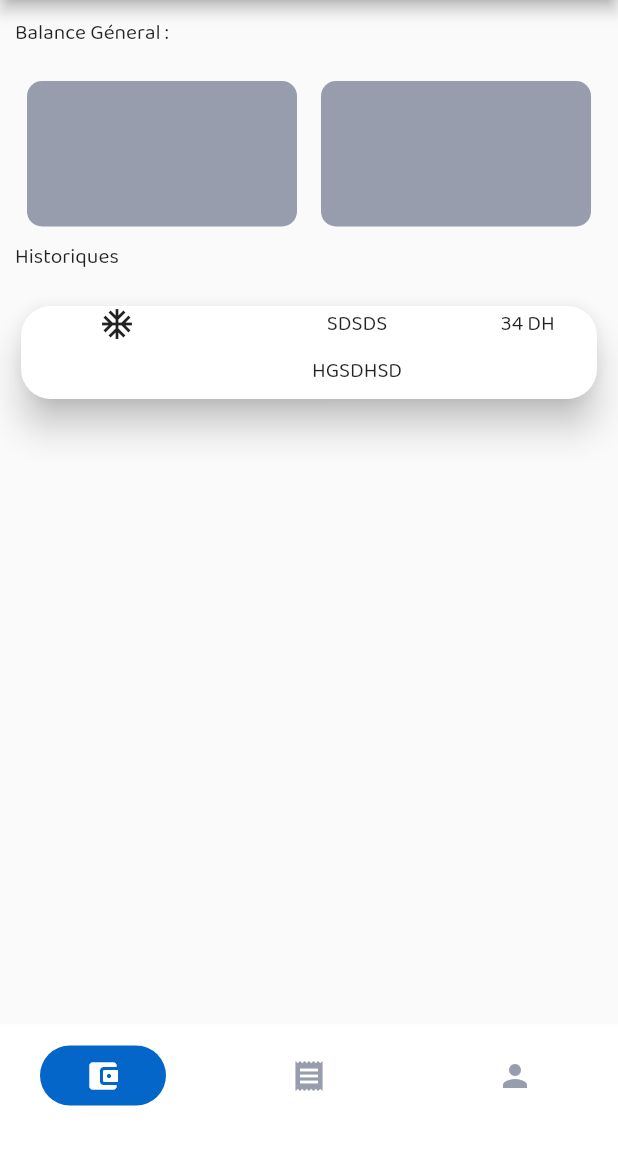
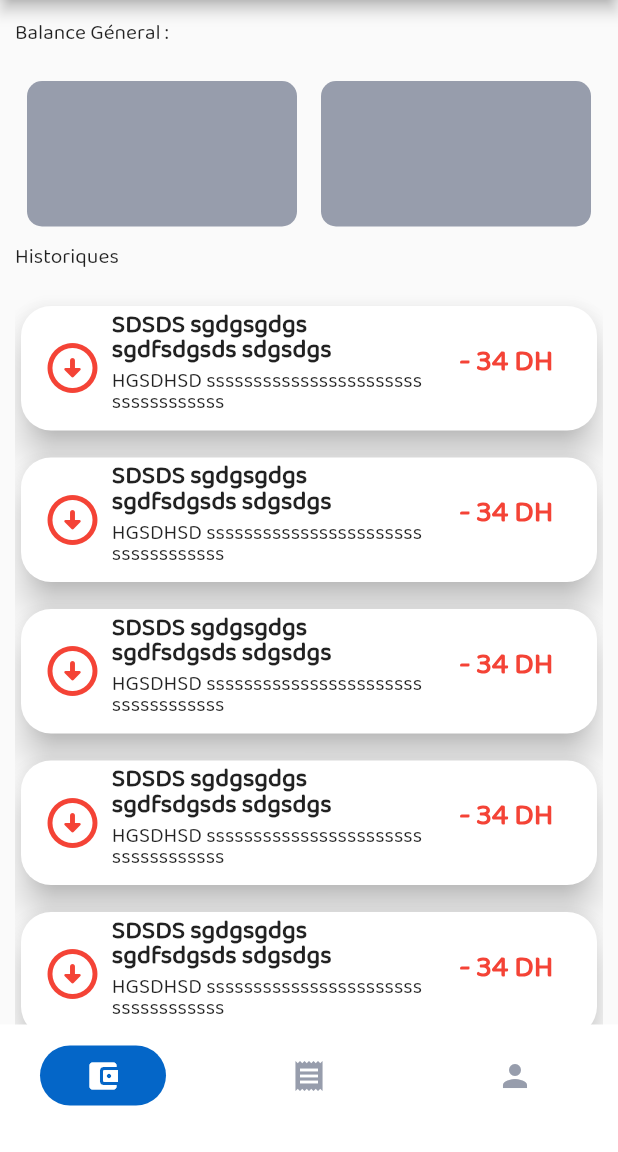
Before and after one commit to ElMehdiEchchad/Baztami-App-Flutter, a Flutter app: the screen it shows once a user with an empty profile is signed in, on a phone screen of 412 x 824 dp, the part 84-1236 px from its top. Run offline on Flutter 3.47's test engine with Material 2 defaults, Android fonts, the phone set to English and light mode, and no system bars; our stand-ins replace firebase_auth, firebase_core, intl_phone_number_input; accounts and stored records are empty; statements that could not run were skipped.

Commit message:
add custom list in wallet screen

```diff
--- a/lib/screens/wallet_screen.dart
+++ b/lib/screens/wallet_screen.dart
@@ -1,6 +1,6 @@
 import 'package:baztami_app_flutter/config/config.dart';
 import 'package:baztami_app_flutter/widgets/custom_appBar.dart';
-import 'package:baztami_app_flutter/widgets/custom_list_item.dart';
+import 'package:baztami_app_flutter/widgets/custom_list_item_in_wallet.dart';
 import 'package:baztami_app_flutter/widgets/general_balance_grid_wallet.dart';
 import 'package:flutter/material.dart';
 
@@ -62,11 +62,53 @@ class _WalletHistoryState extends State<WalletHistory> {
       //color: Colors.amber,
       child: ListView(children: <Widget>[
         CustomListItem(
-          title: "SDSDS",
-          description: "HGSDHSD",
-          icon: Icon(Icons.ac_unit),
-          amount: "34 DH",
-          color: Colors.amber,
+          title: "SDSDS sgdgsgdgs sgdfsdgsds sdgsdgs",
+          description: "HGSDHSD sssssssssssssssssssssssssssssssssss",
+          icon: Icons.arrow_circle_down_rounded,
+          amount: "- 34 DH",
+          color: Colors.red,
+        ),
+        CustomListItem(
+          title: "SDSDS sgdgsgdgs sgdfsdgsds sdgsdgs",
+          description: "HGSDHSD sssssssssssssssssssssssssssssssssss",
+          icon: Icons.arrow_circle_down_rounded,
+          amount: "- 34 DH",
+          color: Colors.red,
+        ),
+        CustomListItem(
+          title: "SDSDS sgdgsgdgs sgdfsdgsds sdgsdgs",
+          description: "HGSDHSD sssssssssssssssssssssssssssssssssss",
+          icon: Icons.arrow_circle_down_rounded,
+          amount: "- 34 DH",
+          color: Colors.red,
+        ),
+        CustomListItem(
+          title: "SDSDS sgdgsgdgs sgdfsdgsds sdgsdgs",
+          description: "HGSDHSD sssssssssssssssssssssssssssssssssss",
+          icon: Icons.arrow_circle_down_rounded,
+          amount: "- 34 DH",
+          color: Colors.red,
+        ),
+        CustomListItem(
+          title: "SDSDS sgdgsgdgs sgdfsdgsds sdgsdgs",
+          description: "HGSDHSD sssssssssssssssssssssssssssssssssss",
+          icon: Icons.arrow_circle_down_rounded,
+          amount: "- 34 DH",
+          color: Colors.red,
+        ),
+        CustomListItem(
+          title: "SDSDS sgdgsgdgs sgdfsdgsds sdgsdgs",
+          description: "HGSDHSD sssssssssssssssssssssssssssssssssss",
+          icon: Icons.arrow_circle_down_rounded,
+          amount: "- 34 DH",
+          color: Colors.red,
+        ),
+        CustomListItem(
+          title: "SDSDS sgdgsgdgs sgdfsdgsds sdgsdgs",
+          description: "HGSDHSD sssssssssssssssssssssssssssssssssss",
+          icon: Icons.arrow_circle_down_rounded,
+          amount: "- 34 DH",
+          color: Colors.red,
         ),
       ]),
     );
--- a/lib/widgets/custom_list_item.dart
+++ /dev/null
@@ -1,69 +0,0 @@
-import 'package:baztami_app_flutter/config/config.dart';
-import 'package:flutter/material.dart';
-
-class CustomListItem extends StatelessWidget {
-  const CustomListItem(
-      {Key? key,
-      required this.icon,
-      required this.title,
-      required this.description,
-      required this.color,
-      required this.amount})
-      : super(key: key);
-
-  final Icon icon;
-  final String title;
-  final String description;
-  final String amount;
-  final Color color;
-
-  @override
-  Widget build(BuildContext context) {
-    return Padding(
-      padding: const EdgeInsets.symmetric(vertical: 5.0),
-      child: Card(
-        shape: RoundedRectangleBorder(
-          borderRadius: const BorderRadius.all(
-            Radius.circular(20.0),
-          ),
-        ),
-        shadowColor: Palette.backgroundColor,
-        elevation: 10,
-        child: Row(
-          crossAxisAlignment: CrossAxisAlignment.start,
-          children: <Widget>[
-            Expanded(
-              flex: 2,
-              child: icon,
-            ),
-            Expanded(
-              flex: 3,
-              child: Column(
-                children: [Text(title), Text(description)],
-              ),
-            ),
-            Expanded(
-              flex: 1,
-              child: Text(amount),
-            ),
-          ],
-        ),
-      ),
-
-      // ListTile(
-      //       leading: Container(
-      //         //color: Colors.amber,
-      //         // height: double.infinity,
-      //         child: const Icon(
-      //           Icons.arrow_circle_down_rounded,
-      //           color: Colors.red,
-      //           size: 20,
-      //         ),
-      //       ),
-      //       title: Text('One-line '),
-      //       subtitle: Text('One-line with leading widget'),
-      //       trailing: _amount("- 40", Colors.red),
-      //     ),
-    );
-  }
-}
--- /dev/null
+++ b/lib/widgets/custom_list_item_in_wallet.dart
@@ -0,0 +1,93 @@
+import 'package:baztami_app_flutter/config/config.dart';
+import 'package:flutter/material.dart';
+
+class CustomListItem extends StatelessWidget {
+  const CustomListItem(
+      {Key? key,
+      required this.icon,
+      required this.title,
+      required this.description,
+      required this.color,
+      required this.amount})
+      : super(key: key);
+
+  final IconData icon;
+  final String title;
+  final String description;
+  final String amount;
+  final Color color;
+
+  @override
+  Widget build(BuildContext context) {
+    return Padding(
+      padding: const EdgeInsets.symmetric(vertical: 5.0),
+      child: Card(
+        shape: RoundedRectangleBorder(
+          borderRadius: const BorderRadius.all(
+            Radius.circular(20.0),
+          ),
+        ),
+        shadowColor: Palette.backgroundColor,
+        elevation: 10,
+        child: Padding(
+          padding: const EdgeInsets.all(8.0),
+          child: Row(
+            crossAxisAlignment: CrossAxisAlignment.center,
+            mainAxisAlignment: MainAxisAlignment.center,
+            children: <Widget>[
+              Expanded(
+                flex: 1,
+                child: Icon(
+                  icon,
+                  size: 40,
+                  color: color,
+                ),
+              ),
+              Expanded(
+                flex: 4,
+                child: Column(
+                  crossAxisAlignment: CrossAxisAlignment.start,
+                  mainAxisAlignment: MainAxisAlignment.start,
+                  children: [
+                    Text(
+                      title,
+                      style: TextStyle(
+                          color: Palette.primaryHeadingColor,
+                          fontWeight: FontWeight.w600,
+                          fontSize: 17,
+                          height: 1),
+                    ),
+                    SizedBox(
+                      height: 5,
+                    ),
+                    Text(
+                      description,
+                      style: TextStyle(
+                          color: Palette.grey1Color,
+                          fontWeight: FontWeight.w300,
+                          height: 1),
+                    )
+                  ],
+                ),
+              ),
+              Expanded(
+                flex: 2,
+                child: Container(
+                  alignment: Alignment.center,
+                  child: Text(
+                    amount,
+                    style: TextStyle(
+                        color: color,
+                        fontWeight: FontWeight.bold,
+                        fontSize: 20,
+                        height: 1),
+                  ),
+                ),
+              ),
+            ],
+          ),
+        ),
+      ),
+    );
+  }
+}
```
